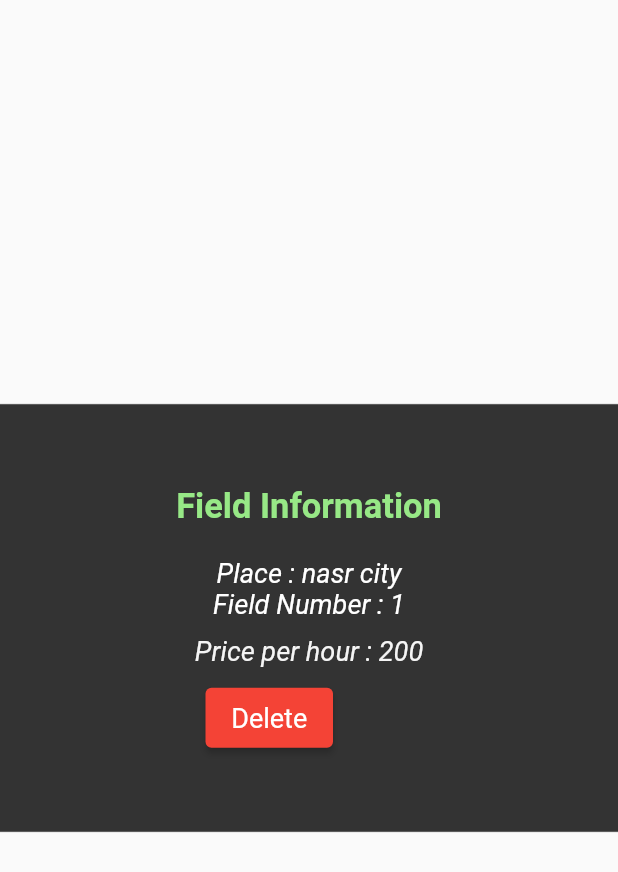
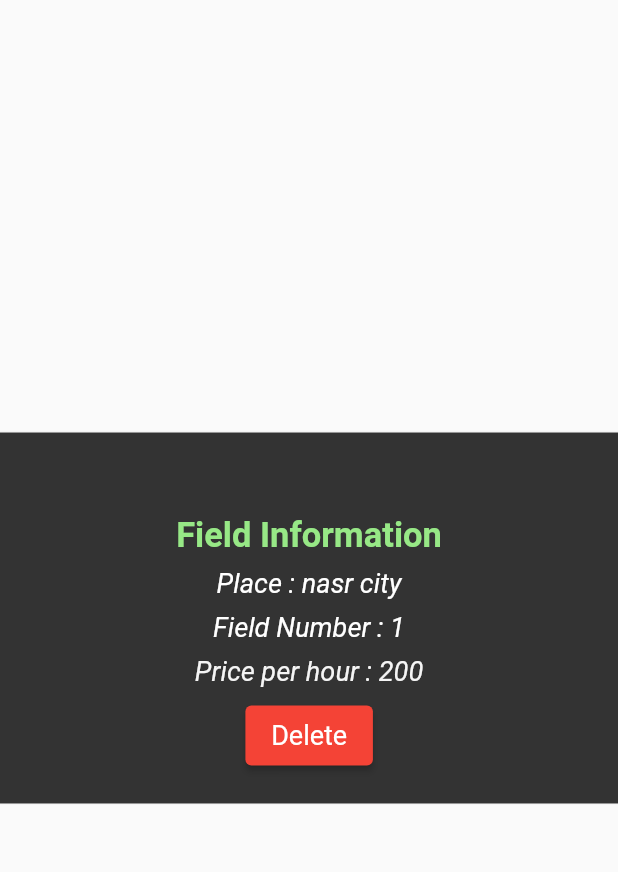
Before and after one commit to SeifMKandil/Flutter-Application-E7gzly-, a Flutter app: the FieldsCardText widget shown alone on an empty page, opened directly, on a phone screen of 412 x 824 dp. Shown: the top 872 px of the screen. Run offline on Flutter 3.47's test engine with Material 2 defaults, Android fonts, the phone set to English and light mode, and no system bars; our stand-ins replace cloud_firestore, firebase_auth, firebase_core, flutter_rating_bar, flutter_signin_button, get and 5 more; missing offline and left inert: dart:ffi, flutter_stripe; accounts and stored records are empty; network calls fail.

Commit message:
Add files via upload

```diff
--- a/lib/widgets/BussinessOwner_Display_Fields_Cards.dart
+++ b/lib/widgets/BussinessOwner_Display_Fields_Cards.dart
@@ -16,7 +16,7 @@ class FieldsCardText extends StatelessWidget {
     return Center(
       child: Container(
         width: MediaQuery.of(context).size.width,
-        height: 285,
+        height: MediaQuery.of(context).size.height * 0.3,
         decoration: BoxDecoration(
             color: Color.fromARGB(255, 51, 51, 51),
             borderRadius: BorderRadius.horizontal(),
@@ -27,7 +27,6 @@ class FieldsCardText extends StatelessWidget {
                 offset: Offset(0, 0),
               )
             ]),
-        //sooooooooooooooooooooooooooooooooooooooooooooora
         child: Padding(
           padding: const EdgeInsets.symmetric(horizontal: 10),
           child: Column(
@@ -35,8 +34,6 @@ class FieldsCardText extends StatelessWidget {
               SizedBox(
                 height: 50,
               ),
-
-              //teeeeeeeeeeeeeeeeexxxxxxxxxxxxxxtttttttt
               SizedBox(
                 height: 5,
               ),
@@ -48,7 +45,7 @@ class FieldsCardText extends StatelessWidget {
                     color: Color.fromARGB(255, 151, 232, 134)),
               ),
               SizedBox(
-                height: 20,
+                height: MediaQuery.of(context).size.height * 0.01,
               ),
               Text(
                 "Place : " + place,
@@ -58,7 +55,9 @@ class FieldsCardText extends StatelessWidget {
                     color: Color.fromARGB(255, 255, 255, 255),
                     fontStyle: FontStyle.italic),
               ),
-
+              SizedBox(
+                height: MediaQuery.of(context).size.height * 0.01,
+              ),
               Text(
                 "Field Number : " + Field,
                 style: TextStyle(
@@ -67,9 +66,8 @@ class FieldsCardText extends StatelessWidget {
                     color: Color.fromARGB(255, 255, 255, 255),
                     fontStyle: FontStyle.italic),
               ),
-
               SizedBox(
-                height: 10,
+                height: MediaQuery.of(context).size.height * 0.01,
               ),
               Text(
                 "Price per hour : " + price,
@@ -80,13 +78,16 @@ class FieldsCardText extends StatelessWidget {
                     fontStyle: FontStyle.italic),
               ),
               SizedBox(
-                height: 10,
+                height: MediaQuery.of(context).size.height * 0.01,
               ),
-
               Row(
                 children: [
                   Padding(
-                    padding: EdgeInsets.fromLTRB(97, 20, 30, 0),
+                    padding: EdgeInsets.fromLTRB(
+                        MediaQuery.of(context).size.width * 0.3,
+                        MediaQuery.of(context).size.height * 0.01,
+                        30,
+                        0),
                   ),
                   ElevatedButton(
                     style: ElevatedButton.styleFrom(
--- a/lib/widgets/BussinessOwner_Navigation_Drawer.dart
+++ b/lib/widgets/BussinessOwner_Navigation_Drawer.dart
@@ -1,4 +1,6 @@
+import 'package:e7gzly/views/login_view.dart';
 import 'package:flutter/material.dart';
+import 'package:get/get.dart';
 import '../views/Add_New_Field.dart';
 import '../views/BussinesOwner_Fields.dart';
 import '../views/BussinessOwner_Settings.dart';
@@ -37,7 +39,9 @@ class NavigationDraw extends StatelessWidget {
                 foregroundColor: MaterialStateProperty.all<Color>(
                     Color.fromARGB(255, 232, 25, 25)),
               ),
-              onPressed: () {},
+              onPressed: () {
+                Get.to(LoginView());
+              },
               child: Text('SignOut'),
             )
           ]),
@@ -65,7 +69,6 @@ class NavigationDraw extends StatelessWidget {
   }
 
   Widget headerWidget() {
-    const url = 'C:/Users/Dell/Downloads/app.png';
     return Row(
       children: [
         const SizedBox(
@@ -74,7 +77,7 @@ class NavigationDraw extends StatelessWidget {
         Column(
           crossAxisAlignment: CrossAxisAlignment.start,
           children: const [
-            Text('Bussiness Owner Name',
+            Text('Ali Ahmed Saad',
                 style: TextStyle(fontSize: 14, color: Colors.white)),
             SizedBox(
               height: 10,
```
